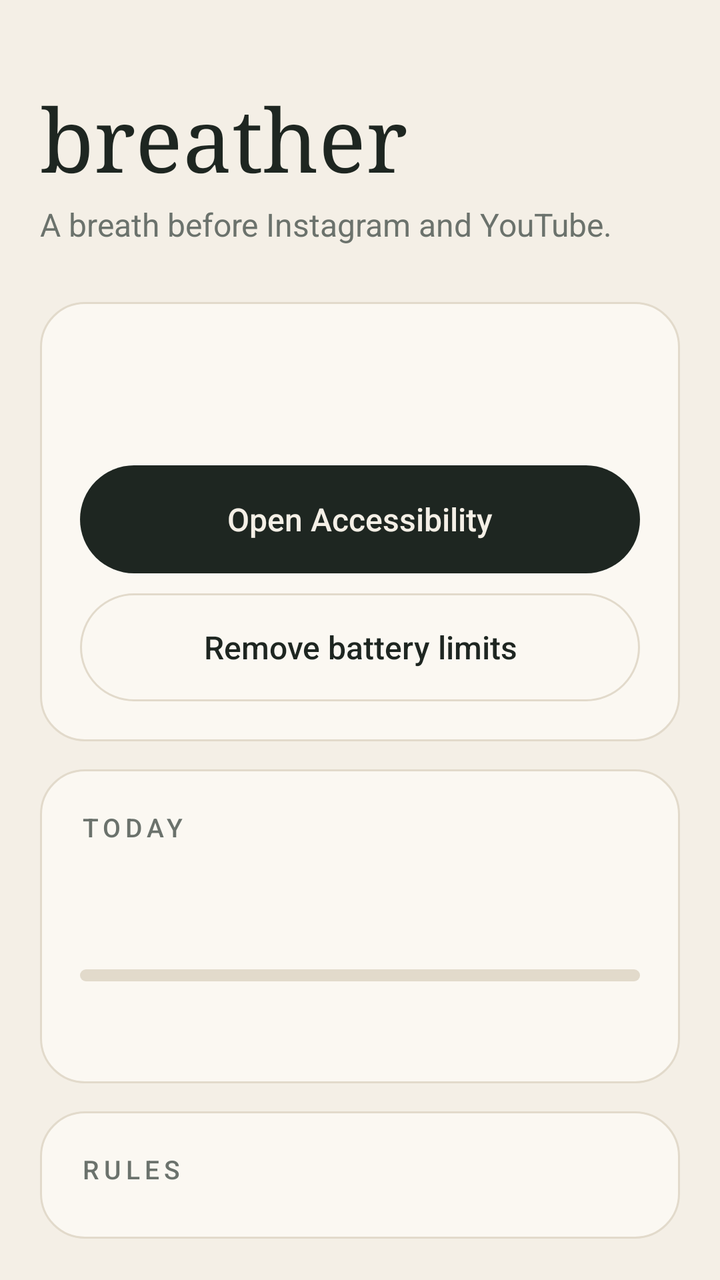
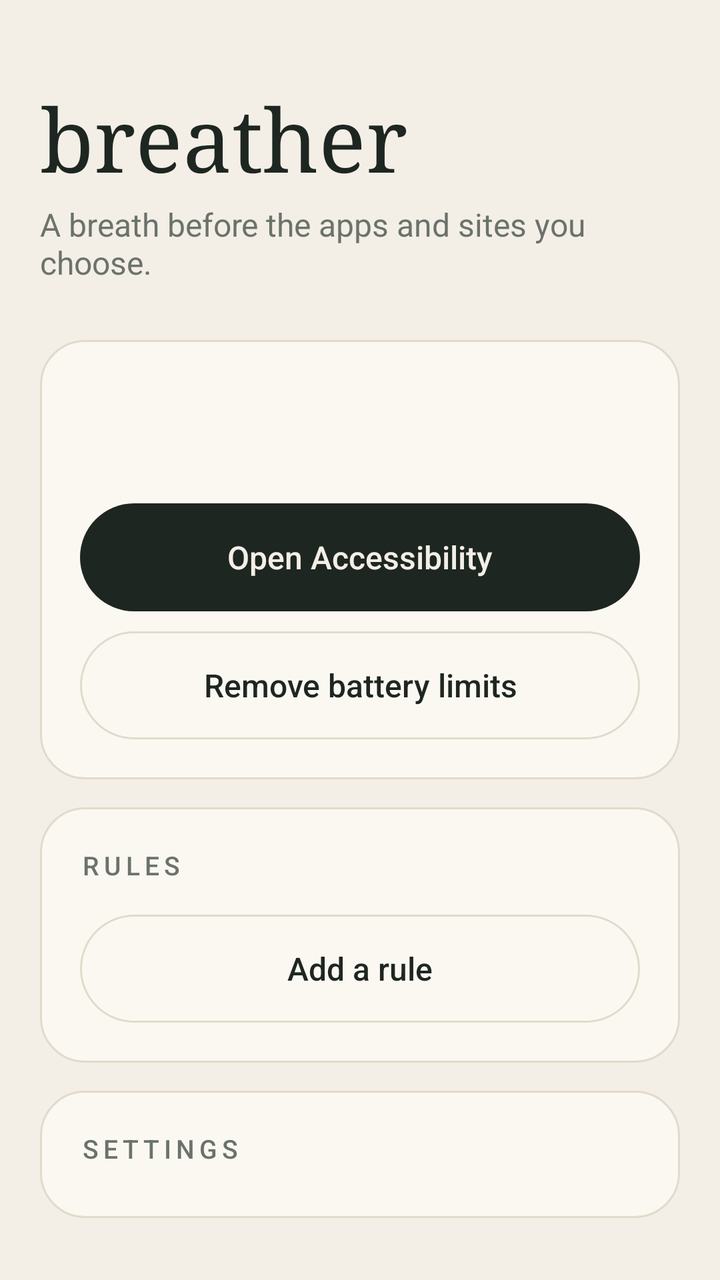

An Android layout rendered at two revisions. The XML below is the earlier revision; the diff shows what the commit changed to produce the second picture.
<!-- AndroidManifest.xml: application theme Theme.Breather -->
<!-- res/layout/activity_main.xml -->
<?xml version="1.0" encoding="utf-8"?>
<ScrollView xmlns:android="http://schemas.android.com/apk/res/android"
    android:id="@+id/root"
    android:layout_width="match_parent"
    android:layout_height="match_parent"
    android:background="@color/paper"
    android:clipToPadding="false"
    android:paddingHorizontal="20dp"
    android:paddingTop="16dp"
    android:paddingBottom="24dp">

    <LinearLayout
        android:layout_width="match_parent"
        android:layout_height="wrap_content"
        android:orientation="vertical">

        <TextView
            android:layout_width="wrap_content"
            android:layout_height="wrap_content"
            android:layout_marginTop="24dp"
            android:fontFamily="serif"
            android:text="@string/app_name"
            android:textColor="@color/ink"
            android:textSize="44sp" />

        <TextView
            android:layout_width="wrap_content"
            android:layout_height="wrap_content"
            android:layout_marginTop="4dp"
            android:text="@string/tagline"
            android:textColor="@color/muted"
            android:textSize="16sp" />

        <LinearLayout
            style="@style/Breather.Card"
            android:layout_width="match_parent"
            android:layout_height="wrap_content"
            android:layout_marginTop="28dp">

            <TextView
                android:id="@+id/status"
                android:layout_width="wrap_content"
                android:layout_height="wrap_content"
                android:fontFamily="sans-serif-medium"
                android:textSize="17sp" />

            <TextView
                android:id="@+id/status_hint"
                android:layout_width="wrap_content"
                android:layout_height="wrap_content"
                android:layout_marginTop="4dp"
                android:lineSpacingMultiplier="1.15"
                android:textColor="@color/muted"
                android:textSize="14sp" />

            <Button
                android:id="@+id/enable"
                style="@style/Breather.Button.Filled"
                android:layout_width="match_parent"
                android:layout_height="wrap_content"
                android:layout_marginTop="16dp"
                android:text="@string/enable" />

            <Button
                android:id="@+id/battery"
                style="@style/Breather.Button"
                android:layout_width="match_parent"
                android:layout_height="wrap_content"
                android:layout_marginTop="10dp"
                android:text="@string/battery" />
        </LinearLayout>

        <LinearLayout
            style="@style/Breather.Card"
            android:layout_width="match_parent"
            android:layout_height="wrap_content"
            android:layout_marginTop="14dp">

            <TextView
                style="@style/Breather.Eyebrow"
                android:layout_width="wrap_content"
                android:layout_height="wrap_content"
                android:text="@string/today" />

            <TextView
                android:id="@+id/used"
                android:layout_width="wrap_content"
                android:layout_height="wrap_content"
                android:layout_marginTop="6dp"
                android:fontFamily="serif"
                android:textColor="@color/ink"
                android:textSize="34sp" />

            <ProgressBar
                android:id="@+id/usage"
                style="@android:style/Widget.Material.ProgressBar.Horizontal"
                android:layout_width="match_parent"
                android:layout_height="6dp"
                android:layout_marginTop="12dp"
                android:progressDrawable="@drawable/progress_usage" />

            <TextView
                android:id="@+id/attempts"
                android:layout_width="wrap_content"
                android:layout_height="wrap_content"
                android:layout_marginTop="12dp"
                android:textColor="@color/muted"
                android:textSize="14sp" />
        </LinearLayout>

        <LinearLayout
            android:id="@+id/rules"
            style="@style/Breather.Card"
            android:layout_width="match_parent"
            android:layout_height="wrap_content"
            android:layout_marginTop="14dp"
            android:paddingBottom="10dp">

            <TextView
                style="@style/Breather.Eyebrow"
                android:layout_width="wrap_content"
                android:layout_height="wrap_content"
                android:layout_marginBottom="6dp"
                android:text="@string/rules" />
        </LinearLayout>
    </LinearLayout>
</ScrollView>
<!-- resources referenced by this layout -->
<resources>
  <color name="ink">#1E2621</color>
  <color name="muted">#6B726C</color>
  <color name="paper">#F4EFE6</color>
  <!-- drawable progress_usage (drawable) -->
  <?xml version="1.0" encoding="utf-8"?>
  <layer-list xmlns:android="http://schemas.android.com/apk/res/android">
      <item android:id="@android:id/background">
          <shape android:shape="rectangle">
              <corners android:radius="3dp" />
              <solid android:color="@color/line" />
          </shape>
      </item>
      <item android:id="@android:id/progress">
          <clip>
              <shape android:shape="rectangle">
                  <corners android:radius="3dp" />
                  <solid android:color="@color/accent" />
              </shape>
          </clip>
      </item>
  </layer-list>
  <string name="app_name" translatable="false">breather</string>
  <string name="battery">Remove battery limits</string>
  <string name="enable">Open Accessibility</string>
  <string name="rules">Rules</string>
  <string name="tagline">A breath before Instagram and YouTube.</string>
  <string name="today">Today</string>
  <style name="Breather.Button" parent="android:Widget.Material.Button">
          <item name="android:background">@drawable/bg_button_outline</item>
          <item name="android:textColor">@color/ink</item>
          <item name="android:textAllCaps">false</item>
          <item name="android:textSize">16sp</item>
          <item name="android:fontFamily">sans-serif-medium</item>
          <item name="android:minHeight">54dp</item>
          <item name="android:stateListAnimator">@null</item>
      </style>
  <style name="Breather.Button.Filled">
          <item name="android:background">@drawable/bg_button_filled</item>
          <item name="android:textColor">@color/on_ink</item>
      </style>
  <style name="Breather.Card" parent="">
          <item name="android:background">@drawable/bg_card</item>
          <item name="android:padding">20dp</item>
          <item name="android:orientation">vertical</item>
      </style>
  <style name="Breather.Eyebrow" parent="">
          <item name="android:textColor">@color/muted</item>
          <item name="android:textSize">13sp</item>
          <item name="android:letterSpacing">0.18</item>
          <item name="android:textAllCaps">true</item>
          <item name="android:fontFamily">sans-serif-medium</item>
      </style>
  <style name="Theme.Breather" parent="android:Theme.Material.Light.NoActionBar">
          <item name="android:windowBackground">@color/paper</item>
          <item name="android:colorPrimary">@color/ink</item>
          <item name="android:colorAccent">@color/accent</item>
          <item name="android:textColorPrimary">@color/ink</item>
          <item name="android:textColorSecondary">@color/muted</item>
          <item name="android:windowLightStatusBar">true</item>
          <item name="android:windowLightNavigationBar">true</item>
      </style>
  <color name="line">#E2DACB</color>
  <color name="accent">#5F8A6B</color>
  <!-- drawable bg_button_filled (drawable) -->
  <?xml version="1.0" encoding="utf-8"?>
  <ripple xmlns:android="http://schemas.android.com/apk/res/android"
      android:color="@color/muted">
      <item>
          <shape android:shape="rectangle">
              <corners android:radius="27dp" />
              <solid android:color="@color/ink" />
          </shape>
      </item>
  </ripple>
  <color name="on_ink">#F4EFE6</color>
  <!-- drawable bg_card (drawable) -->
  <?xml version="1.0" encoding="utf-8"?>
  <shape xmlns:android="http://schemas.android.com/apk/res/android"
      android:shape="rectangle">
      <corners android:radius="22dp" />
      <solid android:color="@color/card" />
      <stroke android:width="1dp" android:color="@color/line" />
  </shape>
  <color name="card">#FBF8F2</color>
  <!-- unchanged entries left out for length: 1 -->
</resources>

<!-- the commit's change to res/layout/activity_main.xml (unified diff, before → after) -->
@@ -80,36 +80,26 @@
                 style="@style/Breather.Eyebrow"
                 android:layout_width="wrap_content"
                 android:layout_height="wrap_content"
-                android:text="@string/today" />
+                android:text="@string/rules" />
 
-            <TextView
-                android:id="@+id/used"
-                android:layout_width="wrap_content"
+            <LinearLayout
+                android:id="@+id/rule_list"
+                android:layout_width="match_parent"
                 android:layout_height="wrap_content"
-                android:layout_marginTop="6dp"
-                android:fontFamily="serif"
-                android:textColor="@color/ink"
-                android:textSize="34sp" />
+                android:layout_marginTop="4dp"
+                android:orientation="vertical" />
 
-            <ProgressBar
-                android:id="@+id/usage"
-                style="@android:style/Widget.Material.ProgressBar.Horizontal"
+            <Button
+                android:id="@+id/add_rule"
+                style="@style/Breather.Button"
                 android:layout_width="match_parent"
-                android:layout_height="6dp"
-                android:layout_marginTop="12dp"
-                android:progressDrawable="@drawable/progress_usage" />
-
-            <TextView
-                android:id="@+id/attempts"
-                android:layout_width="wrap_content"
                 android:layout_height="wrap_content"
                 android:layout_marginTop="12dp"
-                android:textColor="@color/muted"
-                android:textSize="14sp" />
+                android:text="@string/add_rule" />
         </LinearLayout>
 
         <LinearLayout
-            android:id="@+id/rules"
+            android:id="@+id/settings"
             style="@style/Breather.Card"
             android:layout_width="match_parent"
             android:layout_height="wrap_content"
@@ -121,7 +111,7 @@
                 android:layout_width="wrap_content"
                 android:layout_height="wrap_content"
                 android:layout_marginBottom="6dp"
-                android:text="@string/rules" />
+                android:text="@string/settings" />
         </LinearLayout>
     </LinearLayout>
 </ScrollView>
<!-- resource entries referenced after the edit -->
@@ -3,30 +3,13 @@
   <color name="ink">#1E2621</color>
   <color name="muted">#6B726C</color>
   <color name="paper">#F4EFE6</color>
-  <!-- drawable progress_usage (drawable) -->
-  <?xml version="1.0" encoding="utf-8"?>
-  <layer-list xmlns:android="http://schemas.android.com/apk/res/android">
-      <item android:id="@android:id/background">
-          <shape android:shape="rectangle">
-              <corners android:radius="3dp" />
-              <solid android:color="@color/line" />
-          </shape>
-      </item>
-      <item android:id="@android:id/progress">
-          <clip>
-              <shape android:shape="rectangle">
-                  <corners android:radius="3dp" />
-                  <solid android:color="@color/accent" />
-              </shape>
-          </clip>
-      </item>
-  </layer-list>
+  <string name="add_rule">Add a rule</string>
   <string name="app_name" translatable="false">breather</string>
   <string name="battery">Remove battery limits</string>
   <string name="enable">Open Accessibility</string>
   <string name="rules">Rules</string>
-  <string name="tagline">A breath before Instagram and YouTube.</string>
-  <string name="today">Today</string>
+  <string name="settings">Settings</string>
+  <string name="tagline">A breath before the apps and sites you choose.</string>
   <style name="Breather.Button" parent="android:Widget.Material.Button">
           <item name="android:background">@drawable/bg_button_outline</item>
           <item name="android:textColor">@color/ink</item>
